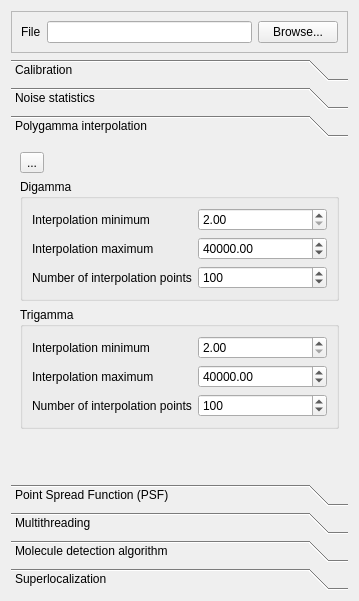
First picture: the form in src/qudi/gui/molecule_localization/settings.ui, repository Lab-on-a-Molecule-Quantum-Nanophotonics/qudi-lab-on-a-molecule-modules, before the edit.
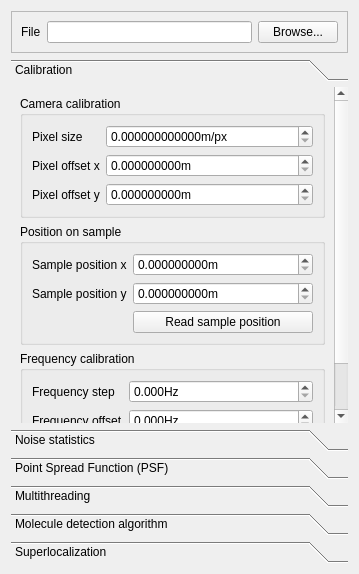
Second picture: the form after the edit. The open tabs and pages were chosen to show the change. Custom widgets are drawn as their Qt base class.

```diff
--- a/src/qudi/gui/molecule_localization/settings.ui
+++ b/src/qudi/gui/molecule_localization/settings.ui
@@ -65,6 +65,14 @@
       <number>5</number>
      </property>
      <widget class="QWidget" name="scalingPage">
+      <property name="geometry">
+       <rect>
+        <x>0</x>
+        <y>0</y>
+        <width>324</width>
+        <height>376</height>
+       </rect>
+      </property>
       <attribute name="label">
        <string>Calibration</string>
       </attribute>
@@ -407,179 +415,6 @@
        </item>
       </layout>
      </widget>
-     <widget class="QWidget" name="polygammaPage">
-      <property name="geometry">
-       <rect>
-        <x>0</x>
-        <y>-71</y>
-        <width>327</width>
-        <height>328</height>
-       </rect>
-      </property>
-      <attribute name="label">
-       <string>Polygamma interpolation</string>
-      </attribute>
-      <layout class="QVBoxLayout" name="verticalLayout_2">
-       <item>
-        <widget class="QToolButton" name="helpPolygammaInterpolationToolButton">
-         <property name="text">
-          <string>...</string>
-         </property>
-         <property name="toolButtonStyle">
-          <enum>Qt::ToolButtonStyle::ToolButtonTextBesideIcon</enum>
-         </property>
-        </widget>
-       </item>
-       <item>
-        <widget class="QGroupBox" name="groupBox">
-         <property name="title">
-          <string>Digamma</string>
-         </property>
-         <layout class="QFormLayout" name="formLayout_2">
-          <item row="0" column="0">
-           <widget class="QLabel" name="label_6">
-            <property name="text">
-             <string>Interpolation minimum</string>
-            </property>
-           </widget>
-          </item>
-          <item row="0" column="1">
-           <widget class="QDoubleSpinBox" name="digammaInterpolationMinimumDoubleSpinBox">
-            <property name="minimum">
-             <double>2.000000000000000</double>
-            </property>
-            <property name="maximum">
-             <double>40000.000000000000000</double>
-            </property>
-           </widget>
-          </item>
-          <item row="1" column="0">
-           <widget class="QLabel" name="label_7">
-            <property name="text">
-             <string>Interpolation maximum</string>
-            </property>
-           </widget>
-          </item>
-          <item row="1" column="1">
-           <widget class="QDoubleSpinBox" name="digammaInterpolationMaximumDoubleSpinBox">
-            <property name="minimum">
-             <double>2.000000000000000</double>
-            </property>
-            <property name="maximum">
-             <double>100000.000000000000000</double>
-            </property>
-            <property name="value">
-             <double>40000.000000000000000</double>
-            </property>
-           </widget>
-          </item>
-          <item row="2" column="0">
-           <widget class="QLabel" name="label_8">
-            <property name="text">
-             <string>Number of interpolation points</string>
-            </property>
-           </widget>
-          </item>
-          <item row="2" column="1">
-           <widget class="QSpinBox" name="digammaInterpolationNumberSpinBox">
-            <property name="minimum">
-             <number>2</number>
-            </property>
-            <property name="maximum">
-             <number>10000</number>
-            </property>
-            <property name="value">
-             <number>100</number>
-            </property>
-           </widget>
-          </item>
-         </layout>
-        </widget>
-       </item>
-       <item>
-        <widget class="QGroupBox" name="groupBox_2">
-         <property name="title">
-          <string>Trigamma</string>
-         </property>
-         <layout class="QFormLayout" name="formLayout_3">
-          <item row="0" column="0">
-           <widget class="QLabel" name="label_10">
-            <property name="text">
-             <string>Interpolation minimum</string>
-            </property>
-           </widget>
-          </item>
-          <item row="0" column="1">
-           <widget class="QDoubleSpinBox" name="trigammaInterpolationMinimumDoubleSpinBox">
-            <property name="minimum">
-             <double>2.000000000000000</double>
-            </property>
-            <property name="maximum">
-             <double>100000.000000000000000</double>
-            </property>
-           </widget>
-          </item>
-          <item row="1" column="0">
-           <widget class="QLabel" name="label_11">
-            <property name="text">
-             <string>Interpolation maximum</string>
-            </property>
-           </widget>
-          </item>
-          <item row="1" column="1">
-           <widget class="QDoubleSpinBox" name="trigammaInterpolationMaximumDoubleSpinBox">
-            <property name="minimum">
-             <double>2.000000000000000</double>
-            </property>
-            <property name="maximum">
-             <double>100000.000000000000000</double>
-            </property>
-            <property name="stepType">
-             <enum>QAbstractSpinBox::StepType::DefaultStepType</enum>
-            </property>
-            <property name="value">
-             <double>40000.000000000000000</double>
-            </property>
-           </widget>
-          </item>
-          <item row="2" column="0">
-           <widget class="QLabel" name="label_12">
-            <property name="text">
-             <string>Number of interpolation points</string>
-            </property>
-           </widget>
-          </item>
-          <item row="2" column="1">
-           <widget class="QSpinBox" name="trigammaInterpolationNumberSpinBox">
-            <property name="minimum">
-             <number>2</number>
-            </property>
-            <property name="maximum">
-             <number>10000</number>
-            </property>
-            <property name="value">
-             <number>100</number>
-            </property>
-           </widget>
-          </item>
-         </layout>
-        </widget>
-       </item>
-       <item>
-        <spacer name="verticalSpacer_4">
-         <property name="orientation">
-          <enum>Qt::Orientation::Vertical</enum>
-         </property>
-         <property name="sizeHint" stdset="0">
-          <size>
-           <width>20</width>
-           <height>40</height>
-          </size>
-         </property>
-        </spacer>
-       </item>
-      </layout>
-     </widget>
      <widget class="QWidget" name="PSFPage">
       <property name="geometry">
        <rect>
```
Left out of the diff: 22 changed lines with no effect on the pictures.
